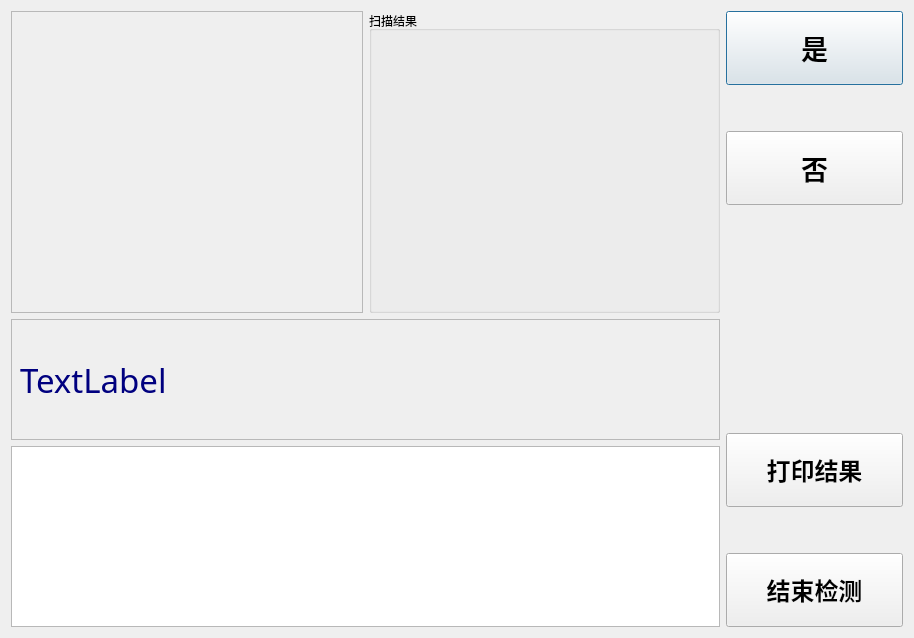
The window that CatRunUI/CatRunUI.ui (llseptem/Cat) describes before a commit, drawn with Qt 5.
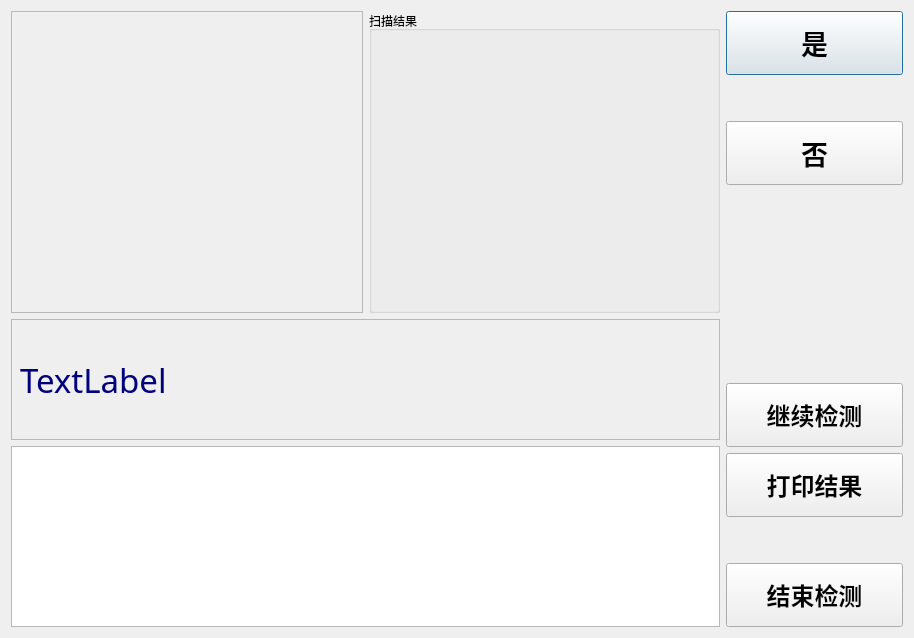
The same window after the commit. Icons and pictures are not drawn.

The edit to the form file:
```diff
--- a/CatRunUI/CatRunUI.ui
+++ b/CatRunUI/CatRunUI.ui
@@ -109,7 +109,7 @@
     </layout>
    </item>
    <item>
-    <layout class="QVBoxLayout" name="verticalLayout" stretch="1,0,1,3,1,0,1">
+    <layout class="QVBoxLayout" name="verticalLayout" stretch="1,0,1,3,1,1,0,1">
      <item>
       <widget class="QPushButton" name="yesBtn">
        <property name="sizePolicy">
@@ -201,6 +201,27 @@
        </property>
       </spacer>
      </item>
+     <item>
+      <widget class="QPushButton" name="continueBtn">
+       <property name="sizePolicy">
+        <sizepolicy hsizetype="Minimum" vsizetype="Expanding">
+         <horstretch>0</horstretch>
+         <verstretch>0</verstretch>
+        </sizepolicy>
+       </property>
+       <property name="font">
+        <font>
+         <family>楷体</family>
+         <pointsize>18</pointsize>
+         <weight>75</weight>
+         <bold>true</bold>
+        </font>
+       </property>
+       <property name="text">
+        <string>继续检测</string>
+       </property>
+      </widget>
+     </item>
      <item>
       <widget class="QPushButton" name="printBtn">
        <property name="sizePolicy">
```
